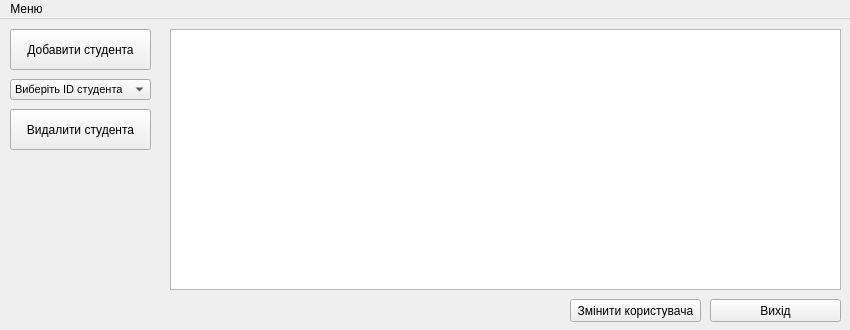
Before: the Qt Designer form mainwindow.ui in Shuna322/QtKyrsova, drawn with Qt 5.
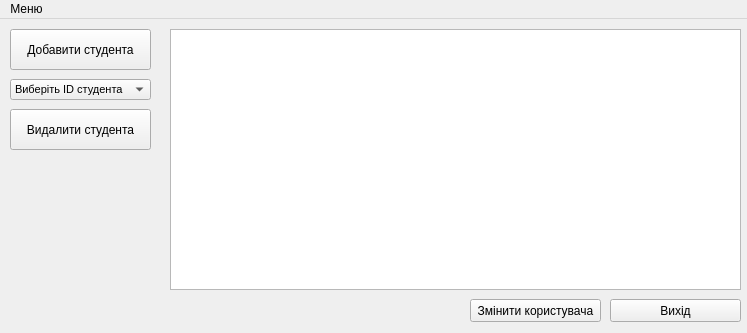
After: the same form once the commit is applied. Icons and pictures are not drawn.

Diff of the .ui file:
```diff
--- a/mainwindow.ui
+++ b/mainwindow.ui
@@ -9,8 +9,8 @@
    <rect>
     <x>0</x>
     <y>0</y>
-    <width>850</width>
-    <height>330</height>
+    <width>747</width>
+    <height>333</height>
    </rect>
   </property>
   <property name="windowTitle">
@@ -27,7 +27,7 @@
     </property>
     <property name="geometry">
      <rect>
-      <x>710</x>
+      <x>610</x>
       <y>280</y>
       <width>131</width>
       <height>23</height>
@@ -67,7 +67,7 @@
      <rect>
       <x>170</x>
       <y>10</y>
-      <width>671</width>
+      <width>571</width>
       <height>261</height>
      </rect>
     </property>
@@ -136,7 +136,7 @@
    <widget class="QPushButton" name="pushButton_4">
     <property name="geometry">
      <rect>
-      <x>570</x>
+      <x>470</x>
       <y>280</y>
       <width>131</width>
       <height>23</height>
@@ -152,7 +152,7 @@
     <rect>
      <x>0</x>
      <y>0</y>
-     <width>850</width>
+     <width>747</width>
      <height>21</height>
     </rect>
    </property>
```
Left out of the diff: 8 changed lines with no effect on the pictures.
